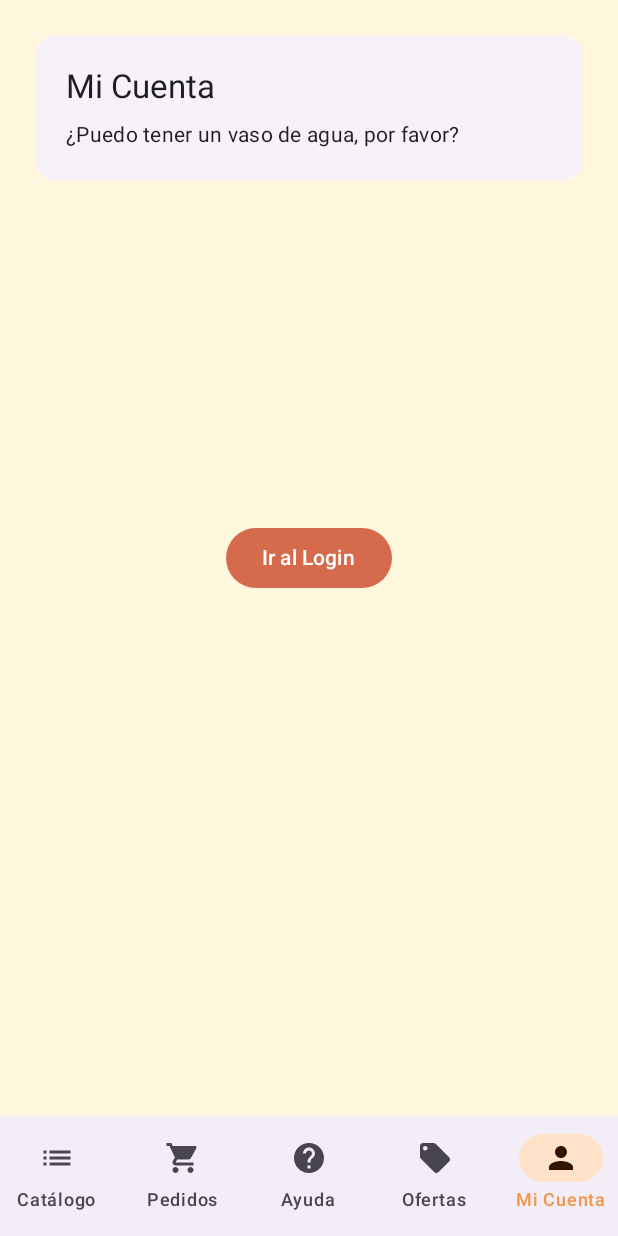
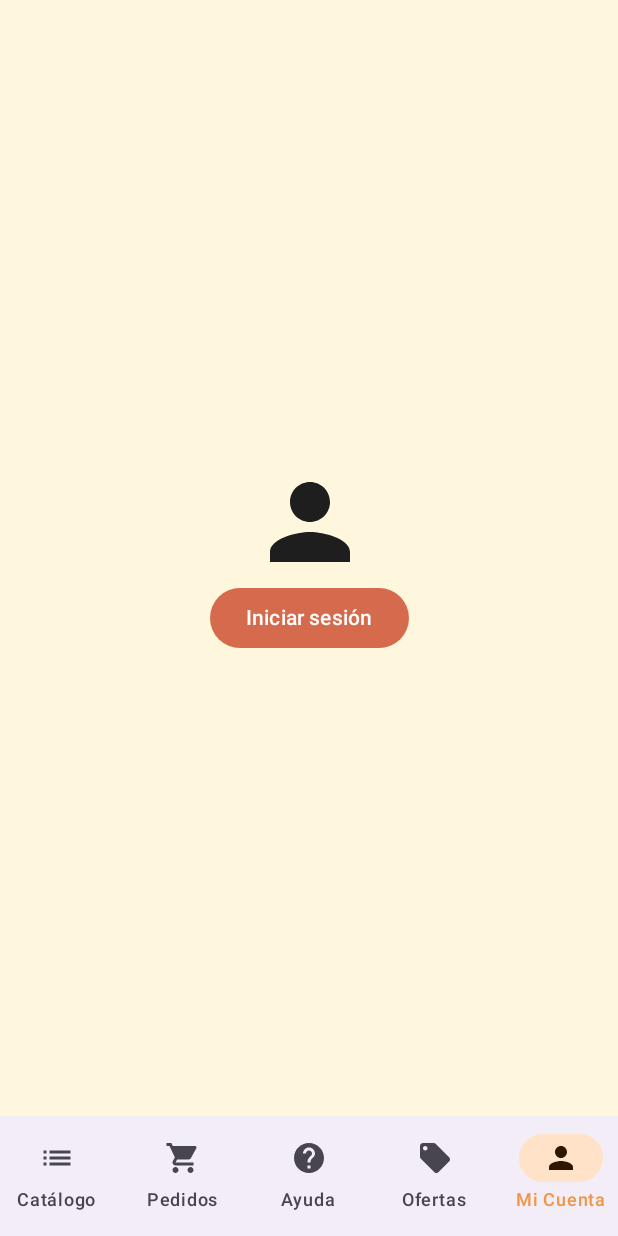
Before and after one commit to Chilechilo/SurtiMovilProject, an Android app built with Jetpack Compose: the composable HomeScreenView shown on its own in the app's theme, item 5 of the bottom bar chosen, on a phone screen of 412 x 824 dp. Run offline under Robolectric (Android 15) with nearby library versions, the phone set to English and light mode, and no system bars; pictures from the network do not load; 1 statement that could not run was skipped.

Commit message:
Se agrega icono e inicio de sesion

```diff
--- a/app/src/main/java/com/surtiapp/surtimovil/homescreen/HomeScreenView.kt
+++ b/app/src/main/java/com/surtiapp/surtimovil/homescreen/HomeScreenView.kt
@@ -2,6 +2,7 @@ package com.surtiapp.surtimovil.homescreen
 
 import androidx.compose.foundation.background
 import androidx.compose.foundation.layout.*
+import androidx.compose.foundation.shape.CircleShape
 import androidx.compose.material.icons.Icons
 import androidx.compose.material.icons.filled.*
 import androidx.compose.material3.*
@@ -9,6 +10,7 @@ import androidx.compose.runtime.*
 import androidx.compose.runtime.saveable.rememberSaveable
 import androidx.compose.ui.Alignment
 import androidx.compose.ui.Modifier
+import androidx.compose.ui.draw.clip
 import androidx.compose.ui.graphics.vector.ImageVector
 import androidx.compose.ui.res.stringResource
 import androidx.compose.ui.unit.dp
@@ -20,12 +22,15 @@ import com.surtiapp.surtimovil.core.homescreen.repository.HomeRepository
 import com.surtiapp.surtimovil.homescreen.home.HomeViewModel
 import com.surtiapp.surtimovil.homescreen.home.login.HomeViewModelFactory
 import com.surtiapp.surtimovil.homescreen.home.views.HomeViewProducts
-import retrofit2.Retrofit // <-- NUEVO
-import retrofit2.converter.gson.GsonConverterFactory // <-- NUEVO
+import kotlinx.coroutines.delay
+import kotlinx.coroutines.flow.collectLatest
+import kotlinx.coroutines.launch
+import retrofit2.Retrofit
+import retrofit2.converter.gson.GsonConverterFactory
 
-// Ahora los tabs guardan IDs en vez de String directo
 private data class TabItem(val titleRes: Int, val icon: ImageVector)
 
+@OptIn(ExperimentalMaterial3Api::class)
 @Composable
 fun HomeScreenView(navController: NavController) {
     val tabs = listOf(
@@ -38,7 +43,42 @@ fun HomeScreenView(navController: NavController) {
 
     var selectedIndex by rememberSaveable { mutableStateOf(0) }
 
+    // 🌟 Estado de sesión
+    var isLoggedIn by rememberSaveable { mutableStateOf(false) }
+    var userName by rememberSaveable { mutableStateOf("Usuario") }
+
+    // ✅ Detectar cuando regresamos del login
+    val coroutineScope = rememberCoroutineScope()
+    LaunchedEffect(navController) {
+        navController.currentBackStackEntryFlow.collectLatest { entry ->
+            val fromLogin = entry.destination.route == "home" &&
+                    entry.savedStateHandle?.get<Boolean>("loggedIn") == true
+            if (fromLogin) {
+                isLoggedIn = true
+                userName = entry.savedStateHandle?.get<String>("username") ?: "Usuario"
+            }
+        }
+    }
+
     Scaffold(
+        // ✅ Barra superior solo si hay sesión iniciada
+        topBar = {
+            if (isLoggedIn) {
+                CenterAlignedTopAppBar(
+                    title = { Text("SurtiMóvil") },
+                    actions = {
+                        IconButton(onClick = { selectedIndex = 4 }) {
+                            Icon(
+                                imageVector = Icons.Default.AccountCircle,
+                                contentDescription = "Perfil",
+                                tint = MaterialTheme.colorScheme.primary
+                            )
+                        }
+                    }
+                )
+            }
+        },
+
         bottomBar = {
             NavigationBar {
                 tabs.forEachIndexed { index, item ->
@@ -60,11 +100,18 @@ fun HomeScreenView(navController: NavController) {
                 .background(MaterialTheme.colorScheme.background)
         ) {
             when (selectedIndex) {
-                0 -> CatalogoScreen() // Aquí llamamos a la función actualizada con la lógica de productos
+                0 -> CatalogoScreen()
                 1 -> PedidosScreen()
                 2 -> AyudaScreen()
                 3 -> OfertasScreen()
-                4 -> CuentasScreen(navController)
+                4 -> CuentasScreen(
+                    navController = navController,
+                    isLoggedIn = isLoggedIn,
+                    onLogout = {
+                        isLoggedIn = false
+                        userName = ""
+                    }
+                )
             }
         }
     }
@@ -74,11 +121,6 @@ fun HomeScreenView(navController: NavController) {
 
 @Composable
 private fun CatalogoScreen() {
-    // ----------------------------------------------------
-    // Lógica para cargar el Catálogo de Productos (ÍNDICE 0)
-    // ----------------------------------------------------
-
-    // 1. Inicialización de Retrofit y Repositorio (usamos remember para que solo se haga una vez)
     val retrofit = remember {
         Retrofit.Builder()
             .baseUrl("https://gist.githubusercontent.com/Manuel2210337/")
@@ -89,18 +131,13 @@ private fun CatalogoScreen() {
     val api = remember { retrofit.create(HomeApi::class.java) }
     val repo = remember { HomeRepository(api) }
 
-    // 2. Inicialización del ViewModel
     val viewModel: HomeViewModel = viewModel(factory = HomeViewModelFactory(repo))
-
-    // 3. Observar el estado de la UI
     val uiState by viewModel.ui.collectAsState()
 
-    // 4. Iniciar la carga de datos (solo al entrar a la pantalla)
     LaunchedEffect(Unit) {
         viewModel.fetchHome()
     }
 
-    // 5. Renderizar la vista real de productos
     HomeViewProducts(uiState = uiState)
 }
 
@@ -128,22 +165,77 @@ private fun OfertasScreen() {
     )
 }
 
+/* ======= Pestaña de cuenta (login / logout dinámico) ======= */
 @Composable
-private fun CuentasScreen(navController: NavController) {
-    CenterCard(
-        title = stringResource(R.string.cuenta_title),
-        body = stringResource(R.string.cuenta_body)
-    )
+private fun CuentasScreen(
+    navController: NavController,
+    isLoggedIn: Boolean,
+    onLogout: () -> Unit
+) {
     Box(
         modifier = Modifier.fillMaxSize(),
         contentAlignment = Alignment.Center
     ) {
-        Button(onClick = { navController.navigate("login") }) {
-            Text(stringResource(R.string.go_login))
+        if (isLoggedIn) {
+            // ✅ Pantalla de sesión iniciada
+            Column(horizontalAlignment = Alignment.CenterHorizontally) {
+                Icon(
+                    imageVector = Icons.Default.AccountCircle,
+                    contentDescription = "Usuario",
+                    modifier = Modifier
+                        .size(90.dp)
+                        .clip(CircleShape)
+                )
+                Text(
+                    text = "Sesión iniciada",
+                    style = MaterialTheme.typography.titleLarge,
+                    modifier = Modifier.padding(top = 8.dp, bottom = 20.dp)
+                )
+                Button(
+                    onClick = { onLogout() },
+                    colors = ButtonDefaults.buttonColors(containerColor = MaterialTheme.colorScheme.error)
+                ) {
+                    Text("Cerrar sesión")
+                }
+            }
+        } else {
+            // ✅ Pantalla de invitado (no logueado)
+            Column(horizontalAlignment = Alignment.CenterHorizontally) {
+                Icon(
+                    imageVector = Icons.Default.Person,
+                    contentDescription = "Invitado",
+                    modifier = Modifier.size(80.dp)
+                )
+
+                var isNavigating by remember { mutableStateOf(false) }
+
+                Button(
+                    onClick = {
+                        if (!isNavigating) {
+                            isNavigating = true
+                            navController.navigate("login")
+                        }
+                    },
+                    enabled = !isNavigating
+                ) {
+                    if (isNavigating) {
+                        CircularProgressIndicator(
+                            strokeWidth = 2.dp,
+                            modifier = Modifier
+                                .size(18.dp)
+                                .padding(end = 8.dp)
+                        )
+                        Text("Abriendo...")
+                    } else {
+                        Text("Iniciar sesión")
+                    }
+                }
+            }
         }
     }
 }
 
+/* ======= Tarjeta genérica reutilizable ======= */
 @Composable
 private fun CenterCard(title: String, body: String) {
     Box(
```
Also changed, not shown: app/src/main/java/com/surtiapp/surtimovil/login/views/LoginView.kt (+20 -0 lines).
